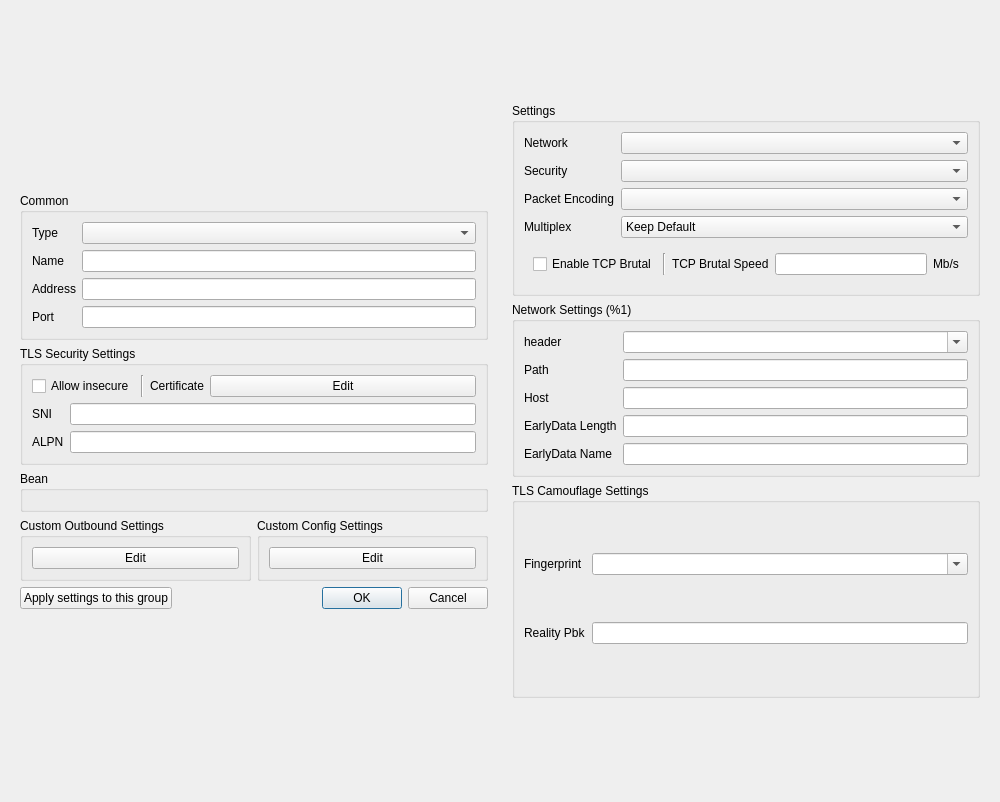
Old version of the form ui/edit/dialog_edit_profile.ui in the repository shengmo0210/nekoray.
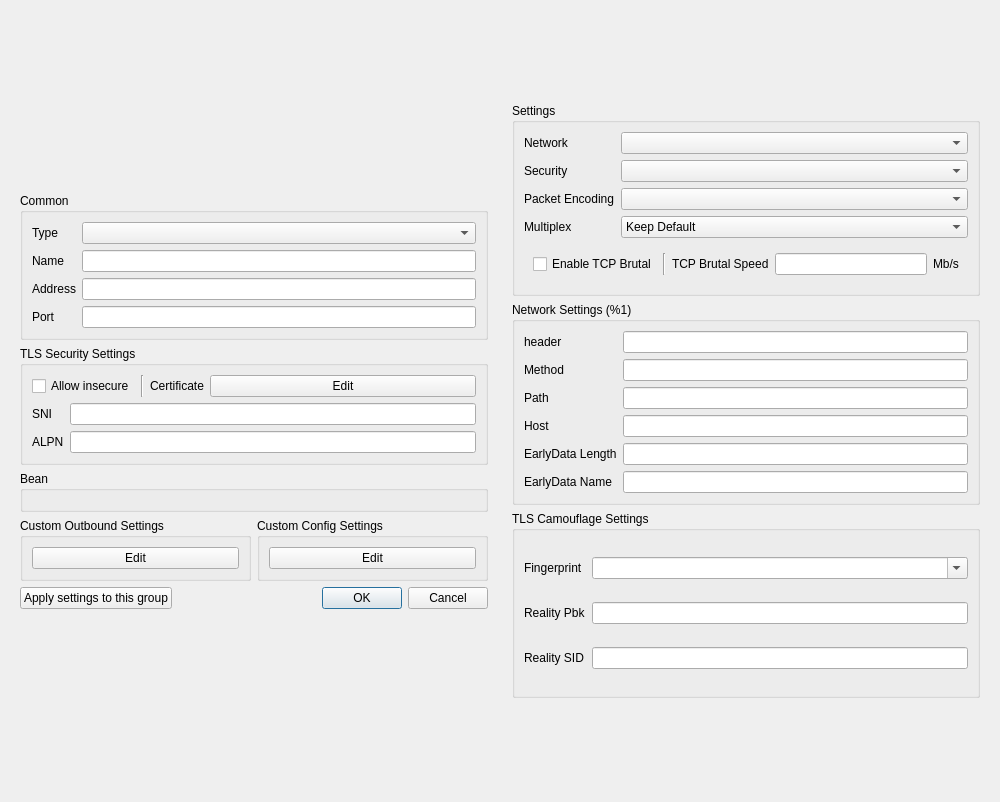
New version of the form. Custom widgets are drawn as their Qt base class.

Commit message: feat: Add http headers and method && Fix missing reality SID && Fix minor UI issues

Patch:
```diff
--- a/ui/edit/dialog_edit_profile.ui
+++ b/ui/edit/dialog_edit_profile.ui
@@ -520,22 +520,16 @@
          <string>Network Settings (%1)</string>
         </property>
         <layout class="QGridLayout" name="gridLayout">
-         <item row="1" column="0">
-          <widget class="QLabel" name="path_l">
-           <property name="toolTip">
-            <string notr="true">http path (ws/http/伪装http)
-serviceName (gRPC)
-key (QUIC)</string>
-           </property>
-           <property name="text">
-            <string notr="true">Path</string>
-           </property>
-          </widget>
-         </item>
-         <item row="2" column="1">
+         <item row="3" column="1">
           <widget class="MyLineEdit" name="host"/>
          </item>
-         <item row="2" column="0">
+         <item row="4" column="1">
+          <widget class="MyLineEdit" name="ws_early_data_length"/>
+         </item>
+         <item row="5" column="1">
+          <widget class="MyLineEdit" name="ws_early_data_name"/>
+         </item>
+         <item row="3" column="0">
           <widget class="QLabel" name="host_l">
            <property name="toolTip">
             <string notr="true">http host (ws/http/伪装http)
@@ -546,68 +540,67 @@
            </property>
           </widget>
          </item>
-         <item row="0" column="0">
-          <widget class="QLabel" name="header_type_l">
-           <property name="sizePolicy">
-            <sizepolicy hsizetype="Maximum" vsizetype="Preferred">
-             <horstretch>0</horstretch>
-             <verstretch>0</verstretch>
-            </sizepolicy>
-           </property>
-           <property name="toolTip">
-            <string notr="true">伪装头部类型 (tcp/quic)</string>
-           </property>
-           <property name="text">
-            <string notr="true">header</string>
-           </property>
-          </widget>
-         </item>
-         <item row="1" column="1">
-          <widget class="MyLineEdit" name="path"/>
-         </item>
          <item row="0" column="1">
-          <widget class="QComboBox" name="header_type">
-           <property name="sizePolicy">
-            <sizepolicy hsizetype="Minimum" vsizetype="Fixed">
-             <horstretch>0</horstretch>
-             <verstretch>0</verstretch>
-            </sizepolicy>
-           </property>
-           <property name="editable">
-            <bool>true</bool>
-           </property>
-           <item>
-            <property name="text">
-             <string notr="true"/>
-            </property>
-           </item>
-           <item>
-            <property name="text">
-             <string notr="true">http</string>
-            </property>
-           </item>
-          </widget>
+          <widget class="QLineEdit" name="headers"/>
          </item>
-         <item row="3" column="1">
-          <widget class="MyLineEdit" name="ws_early_data_length"/>
-         </item>
-         <item row="3" column="0">
+         <item row="4" column="0">
           <widget class="QLabel" name="ws_early_data_length_l">
            <property name="text">
             <string notr="true">EarlyData Length</string>
            </property>
           </widget>
          </item>
-         <item row="4" column="1">
-          <widget class="MyLineEdit" name="ws_early_data_name"/>
+         <item row="2" column="0">
+          <widget class="QLabel" name="path_l">
+           <property name="toolTip">
+            <string notr="true">http path (ws/http/伪装http)
+serviceName (gRPC)
+key (QUIC)</string>
+           </property>
+           <property name="text">
+            <string notr="true">Path</string>
+           </property>
+          </widget>
          </item>
-         <item row="4" column="0">
+         <item row="5" column="0">
           <widget class="QLabel" name="ws_early_data_name_l">
            <property name="text">
             <string notr="true">EarlyData Name</string>
            </property>
           </widget>
          </item>
+         <item row="2" column="1">
+          <widget class="MyLineEdit" name="path"/>
+         </item>
+         <item row="0" column="0">
+          <widget class="QLabel" name="headers_l">
+           <property name="sizePolicy">
+            <sizepolicy hsizetype="Maximum" vsizetype="Preferred">
+             <horstretch>0</horstretch>
+             <verstretch>0</verstretch>
+            </sizepolicy>
+           </property>
+           <property name="toolTip">
+            <string notr="true">伪装头部类型 (tcp/quic)</string>
+           </property>
+           <property name="whatsThis">
+            <string>&lt;html&gt;&lt;head/&gt;&lt;body&gt;&lt;p&gt;Headers in format:&lt;/p&gt;&lt;p&gt;key1=val1 key2=&amp;quot;multi word val2&amp;quot; &amp;quot;multi word key3&amp;quot;=val3&lt;/p&gt;&lt;/body&gt;&lt;/html&gt;</string>
+           </property>
+           <property name="text">
+            <string notr="true">header</string>
+           </property>
+          </widget>
+         </item>
+         <item row="1" column="0">
+          <widget class="QLabel" name="method_l">
+           <property name="text">
+            <string>Method</string>
+           </property>
+          </widget>
+         </item>
+         <item row="1" column="1">
+          <widget class="QLineEdit" name="method"/>
+         </item>
         </layout>
        </widget>
       </item>
@@ -637,6 +630,13 @@
            </property>
           </widget>
          </item>
+         <item row="2" column="0">
+          <widget class="QLabel" name="reality_sid_l">
+           <property name="text">
+            <string>Reality SID</string>
+           </property>
+          </widget>
+         </item>
          <item row="0" column="0">
           <widget class="QLabel" name="label_2">
            <property name="sizePolicy">
@@ -650,6 +650,9 @@
            </property>
           </widget>
          </item>
+         <item row="2" column="1">
+          <widget class="QLineEdit" name="reality_sid"/>
+         </item>
         </layout>
        </widget>
       </item>
```
Left out of the diff: 32 changed lines with no effect on the pictures. The commit also changes 8 other files.
